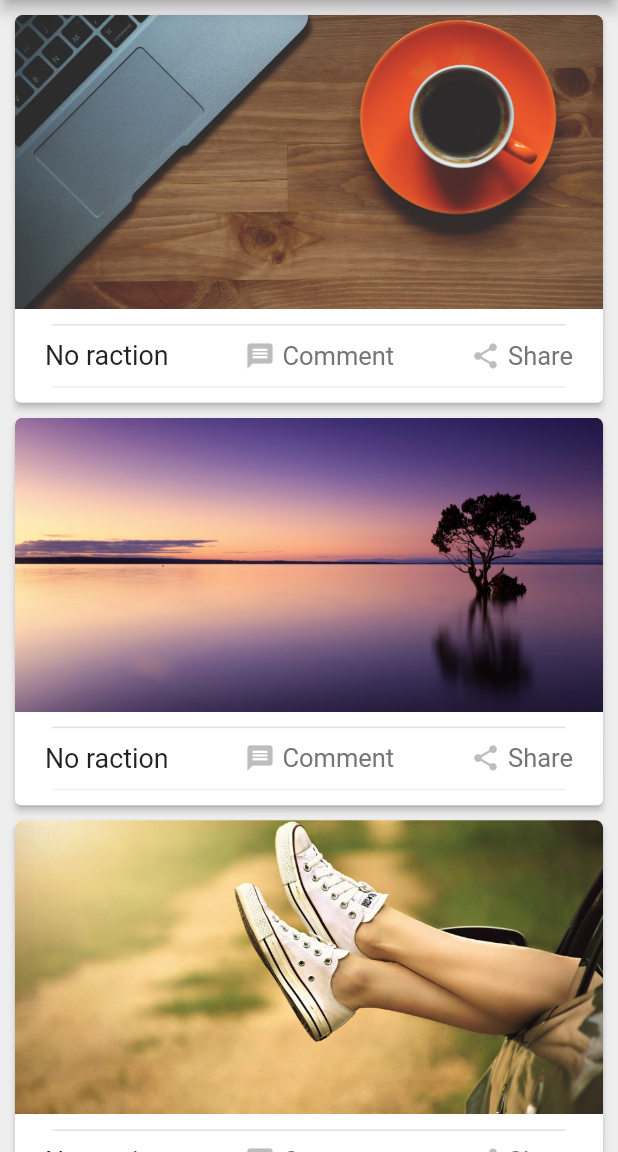
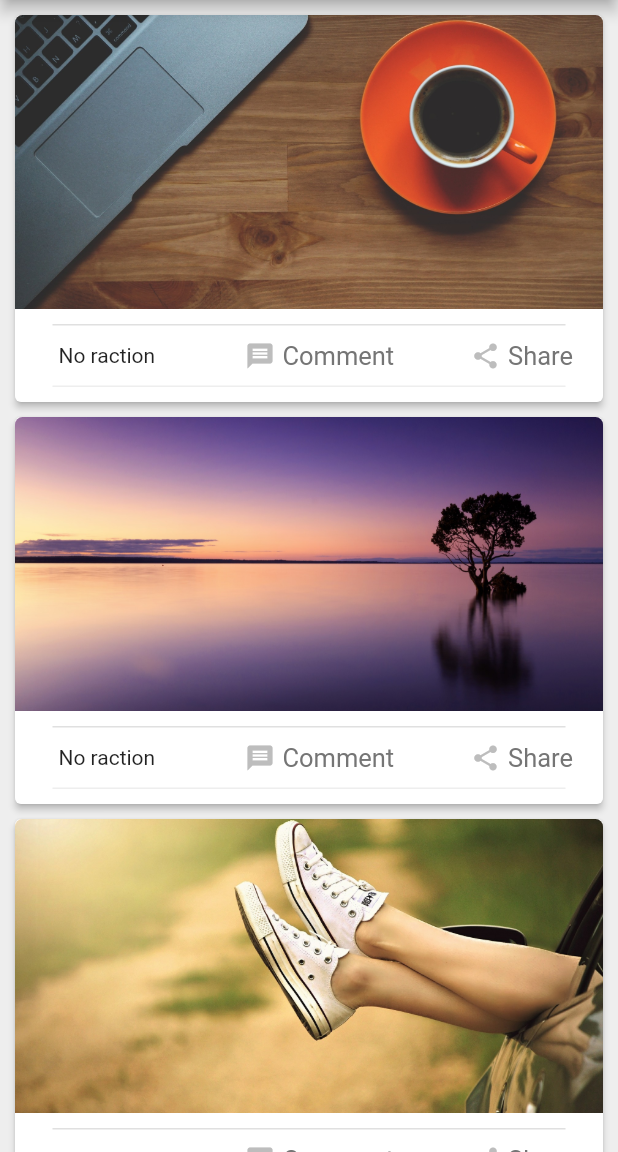
Before and after one commit to GeekAbdelouahed/flutter-reaction-button, a Flutter app: the screen it shows after launch, on a phone screen of 412 x 824 dp, the part 84-1236 px from its top. Run offline on Flutter 3.47's test engine with Material 2 defaults, Android fonts, the phone set to English and light mode, and no system bars.

Commit message:
generic value reaction

```diff
--- a/example/lib/data/example_data.dart
+++ b/example/lib/data/example_data.dart
@@ -1,40 +1,47 @@
 import 'package:flutter/material.dart';
 import 'package:flutter_reaction_button/flutter_reaction_button.dart';
 
-List<Reaction> flagsReactions = [
-  Reaction(
+List<Reaction<String>> flagsReactions = [
+  Reaction<String>(
+    value: 'en',
     previewIcon: _builFlagsdPreviewIcon(
         'assets/images/united-kingdom-round.png', 'English'),
     icon: _buildIcon('assets/images/united-kingdom.png'),
   ),
-  Reaction(
+  Reaction<String>(
+    value: 'ar',
     previewIcon:
         _builFlagsdPreviewIcon('assets/images/algeria-round.png', 'Arabic'),
     icon: _buildIcon('assets/images/algeria.png'),
   ),
-  Reaction(
+  Reaction<String>(
+    value: 'gr',
     previewIcon:
         _builFlagsdPreviewIcon('assets/images/germany-round.png', 'German'),
     icon: _buildIcon('assets/images/germany.png'),
   ),
-  Reaction(
+  Reaction<String>(
+    value: 'sp',
     previewIcon:
         _builFlagsdPreviewIcon('assets/images/spain-round.png', 'Spanish'),
     icon: _buildIcon('assets/images/spain.png'),
   ),
-  Reaction(
+  Reaction<String>(
+    value: 'ch',
     previewIcon:
         _builFlagsdPreviewIcon('assets/images/china-round.png', 'Chinese'),
     icon: _buildIcon('assets/images/china.png'),
   ),
 ];
 
-final defaultInitialReaction = Reaction(
+final defaultInitialReaction = Reaction<String>(
+  value: null,
   icon: Text('No raction'),
 );
 
 final reactions = [
-  Reaction(
+  Reaction<String>(
+    value: 'Happy',
     title: _buildTitle('Happy'),
     previewIcon: _buildReactionsPreviewIcon('assets/images/happy.png'),
     icon: _buildReactionsIcon(
@@ -47,7 +54,8 @@ final reactions = [
       ),
     ),
   ),
-  Reaction(
+  Reaction<String>(
+    value: 'Angry',
     title: _buildTitle('Angry'),
     previewIcon: _buildReactionsPreviewIcon('assets/images/angry.png'),
     icon: _buildReactionsIcon(
@@ -60,7 +68,8 @@ final reactions = [
       ),
     ),
   ),
-  Reaction(
+  Reaction<String>(
+    value: 'In love',
     title: _buildTitle('In love'),
     previewIcon: _buildReactionsPreviewIcon('assets/images/in-love.png'),
     icon: _buildReactionsIcon(
@@ -73,7 +82,8 @@ final reactions = [
       ),
     ),
   ),
-  Reaction(
+  Reaction<String>(
+    value: 'Sad',
     title: _buildTitle('Sad'),
     previewIcon: _buildReactionsPreviewIcon('assets/images/sad.png'),
     icon: _buildReactionsIcon(
@@ -86,7 +96,8 @@ final reactions = [
       ),
     ),
   ),
-  Reaction(
+  Reaction<String>(
+    value: 'Surprised',
     title: _buildTitle('Surprised'),
     previewIcon: _buildReactionsPreviewIcon('assets/images/surprised.png'),
     icon: _buildReactionsIcon(
@@ -99,7 +110,8 @@ final reactions = [
       ),
     ),
   ),
-  Reaction(
+  Reaction<String>(
+    value: 'Mad',
     title: _buildTitle('Mad'),
     previewIcon: _buildReactionsPreviewIcon('assets/images/mad.png'),
     icon: _buildReactionsIcon(
--- a/example/lib/items/item.dart
+++ b/example/lib/items/item.dart
@@ -8,7 +8,7 @@ import 'comments.dart';
 class Item extends StatefulWidget {
   final String title;
   final String imgPath;
-  final List<Reaction> reactions;
+  final List<Reaction<String>> reactions;
 
   const Item(this.title, this.imgPath, this.reactions);
 
@@ -65,9 +65,10 @@ class _ItemState extends State<Item> with AutomaticKeepAliveClientMixin {
                   SizedBox(
                     width: MediaQuery.of(context).size.width * .2,
                     child: FittedBox(
-                      child: FlutterReactionButtonCheck(
-                        onReactionChanged: (reaction, index, isChecked) {
-                          print('reaction selected index: $index');
+                      fit: BoxFit.scaleDown,
+                      child: FlutterReactionButtonCheck<String>(
+                        onReactionChanged: (String? value, bool isChcked) {
+                          print('Selected value: $value, isChecked: $isChcked');
                         },
                         reactions: widget.reactions,
                         initialReaction: Example.defaultInitialReaction,
--- a/example/lib/main.dart
+++ b/example/lib/main.dart
@@ -24,16 +24,21 @@ class _MyAppState extends State<MyApp> {
           actions: [
             Builder(
               builder: (ctx) {
-                return FlutterReactionButton(
-                  onReactionChanged: (reaction, index) {
+                return FlutterReactionButton<String>(
+                  onReactionChanged: (String? value) {
                     ScaffoldMessenger.of(ctx).showSnackBar(
                       SnackBar(
-                        content: Text('reaction selected index: $index'),
+                        content: Text('Selected value: $value'),
                       ),
                     );
                   },
                   reactions: Example.flagsReactions,
-                  initialReaction: Reaction(icon: Icon(Icons.language)),
+                  initialReaction: Reaction<String>(
+                    value: null,
+                    icon: Icon(
+                      Icons.language,
+                    ),
+                  ),
                   boxColor: Colors.black.withOpacity(0.5),
                   boxRadius: 10,
                   boxDuration: Duration(milliseconds: 500),
--- a/lib/src/models/reaction.dart
+++ b/lib/src/models/reaction.dart
@@ -1,6 +1,6 @@
 import 'package:flutter/material.dart';
 
-class Reaction {
+class Reaction<T> {
   @deprecated
   final int? id;
 
@@ -19,9 +19,12 @@ class Reaction {
 
   final bool enabled;
 
+  final T? value;
+
   Reaction({
     this.id,
     required this.icon,
+    required this.value,
     Widget? previewIcon,
     this.title,
     this.enabled = true,
--- a/lib/src/ui/flutter_reaction_button.dart
+++ b/lib/src/ui/flutter_reaction_button.dart
@@ -5,16 +5,14 @@ import '../utils/extensions.dart';
 import '../utils/reactions_position.dart';
 import 'reactions_box.dart';
 
-typedef OnFlutterReactionButtonChanged = void Function(Reaction, int);
-
-class FlutterReactionButton extends StatefulWidget {
+class FlutterReactionButton<T> extends StatefulWidget {
   /// This triggers when reaction button value changed.
-  final OnFlutterReactionButtonChanged onReactionChanged;
+  final void Function(T?) onReactionChanged;
 
   /// Default reaction button widget
-  final Reaction? initialReaction;
+  final Reaction<T>? initialReaction;
 
-  final List<Reaction> reactions;
+  final List<Reaction<T>> reactions;
 
   /// Position reactions box for the button [default = TOP]
   final Position boxPosition;
@@ -55,10 +53,10 @@ class FlutterReactionButton extends StatefulWidget {
   }) : super(key: key);
 
   @override
-  _FlutterReactionButtonState createState() => _FlutterReactionButtonState();
+  _FlutterReactionButtonState createState() => _FlutterReactionButtonState<T>();
 }
 
-class _FlutterReactionButtonState extends State<FlutterReactionButton> {
+class _FlutterReactionButtonState<T> extends State<FlutterReactionButton<T>> {
   final GlobalKey _buttonKey = GlobalKey();
 
   Reaction? _selectedReaction;
@@ -68,7 +66,7 @@ class _FlutterReactionButtonState extends State<FlutterReactionButton> {
   }
 
   @override
-  void didUpdateWidget(FlutterReactionButton oldWidget) {
+  void didUpdateWidget(FlutterReactionButton<T> oldWidget) {
     super.didUpdateWidget(oldWidget);
     _init();
   }
@@ -117,11 +115,8 @@ class _FlutterReactionButtonState extends State<FlutterReactionButton> {
     if (reactionButton != null) _updateReaction(reactionButton);
   }
 
-  void _updateReaction(Reaction reaction) {
-    widget.onReactionChanged.call(
-      reaction,
-      widget.reactions.indexOf(reaction),
-    );
+  void _updateReaction(Reaction<T> reaction) {
+    widget.onReactionChanged.call(reaction.value);
     if (widget.shouldChangeReaction)
       setState(() {
         _selectedReaction = reaction;
--- a/lib/src/ui/flutter_reaction_button_check.dart
+++ b/lib/src/ui/flutter_reaction_button_check.dart
@@ -5,19 +5,17 @@ import '../utils/extensions.dart';
 import '../utils/reactions_position.dart';
 import 'reactions_box.dart';
 
-typedef FlutterReactionButtonCheckChanged = void Function(Reaction?, int, bool);
-
-class FlutterReactionButtonCheck extends StatefulWidget {
+class FlutterReactionButtonCheck<T> extends StatefulWidget {
   /// This triggers when reaction button value changed.
-  final FlutterReactionButtonCheckChanged onReactionChanged;
+  final void Function(T?, bool) onReactionChanged;
 
   /// Default reaction button widget if [isChecked == false]
-  final Reaction? initialReaction;
+  final Reaction<T>? initialReaction;
 
   /// Default reaction button widget if [isChecked == true]
-  final Reaction? selectedReaction;
+  final Reaction<T>? selectedReaction;
 
-  final List<Reaction?> reactions;
+  final List<Reaction<T>?> reactions;
 
   /// Position reactions box for the button [default = TOP]
   final Position boxPosition;
@@ -61,14 +59,14 @@ class FlutterReactionButtonCheck extends StatefulWidget {
 
   @override
   _FlutterReactionButtonCheckState createState() =>
-      _FlutterReactionButtonCheckState();
+      _FlutterReactionButtonCheckState<T>();
 }
 
-class _FlutterReactionButtonCheckState
-    extends State<FlutterReactionButtonCheck> {
+class _FlutterReactionButtonCheckState<T>
+    extends State<FlutterReactionButtonCheck<T>> {
   final GlobalKey _buttonKey = GlobalKey();
 
-  Reaction? _selectedReaction;
+  Reaction<T>? _selectedReaction;
 
   bool _isChecked = false;
 
@@ -79,7 +77,7 @@ class _FlutterReactionButtonCheckState
   }
 
   @override
-  void didUpdateWidget(FlutterReactionButtonCheck oldWidget) {
+  void didUpdateWidget(FlutterReactionButtonCheck<T> oldWidget) {
     super.didUpdateWidget(oldWidget);
     _init();
   }
@@ -141,14 +139,13 @@ class _FlutterReactionButtonCheckState
   }
 
   void _updateReaction(
-    Reaction? reaction, [
+    Reaction<T>? reaction, [
     bool isSelectedFromDialog = false,
   ]) {
     _isChecked =
         isSelectedFromDialog ? true : reaction != widget.initialReaction;
     widget.onReactionChanged.call(
-      reaction,
-      widget.reactions.indexOf(reaction),
+      reaction?.value,
       _isChecked,
     );
     setState(() {
```
